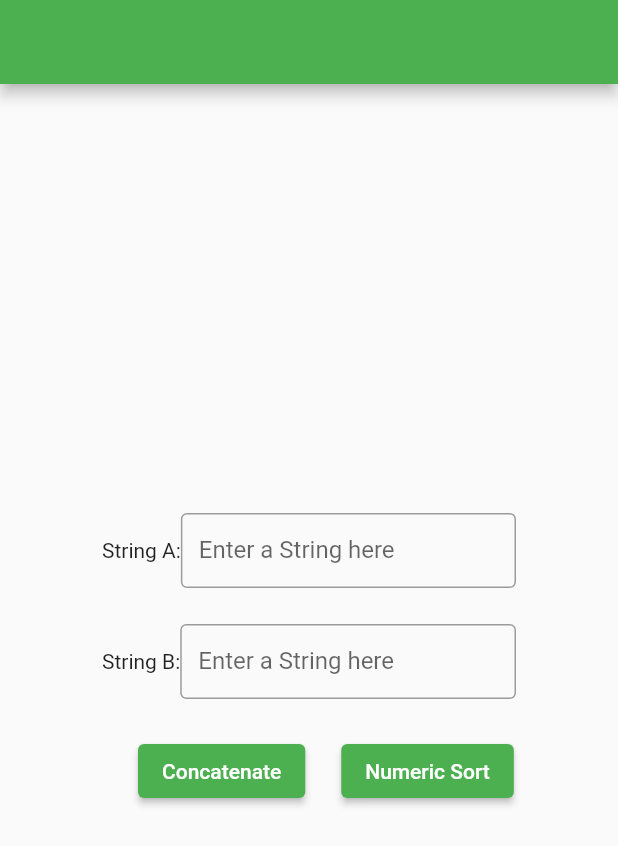
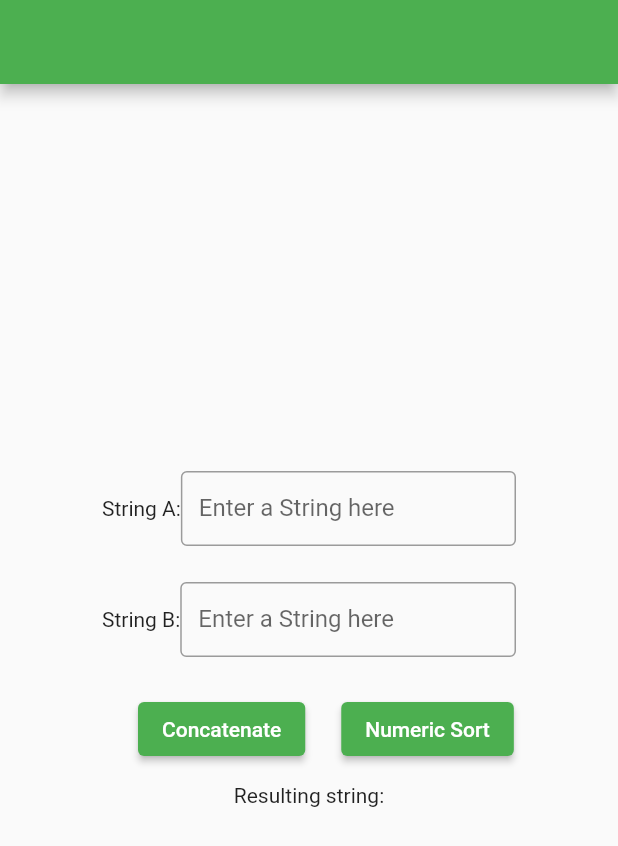
Before and after one commit to finicu212/flutter-clothing-store, a Flutter app: the StringOpsPage screen opened directly with empty values, after a tap on "Concatenate", on a phone screen of 412 x 824 dp. Shown: the top 846 px of the screen. Run offline on Flutter 3.47's test engine with Material 2 defaults, Android fonts, the phone set to English and light mode, and no system bars.

Commit message:
functionality of 3rd page

```diff
--- a/lib/string-ops.dart
+++ b/lib/string-ops.dart
@@ -30,6 +30,7 @@ class StringOpsPage extends StatefulWidget {
 class _StringOpsPageState extends State<StringOpsPage> {
   final formControllerA = TextEditingController();
   final formControllerB = TextEditingController();
+  String result = "";
 
   @override
   void dispose() {
@@ -39,6 +40,28 @@ class _StringOpsPageState extends State<StringOpsPage> {
     super.dispose();
   }
 
+  String _getFormString()
+  {
+    return formControllerA.value.text + " " + formControllerB.value.text;
+  }
+
+  void _concatenateStrings() {
+    setState(() {
+      result = _getFormString();
+    });
+  }
+
+  void _sortArrays() {
+    setState(() {
+      List<String> stringList = _getFormString().split(" ");
+      List<int> dataListAsInt = stringList.map((data) => int.parse(data)).toList();
+
+      dataListAsInt.sort();
+
+      result = dataListAsInt.join(" ");
+    });
+  }
+
   @override
   Widget build(BuildContext context) {
     return Scaffold(
@@ -46,7 +69,7 @@ class _StringOpsPageState extends State<StringOpsPage> {
         title: Text(widget.title),
       ),
       body: Center(
-        child: Container(
+        child: SizedBox(
           width: 300.0,
           child: Column(
             mainAxisAlignment: MainAxisAlignment.center,
@@ -103,22 +126,25 @@ class _StringOpsPageState extends State<StringOpsPage> {
                       padding: EdgeInsets.all(12.0),
                     ),
                     ElevatedButton(
-                      onPressed: () {
-
-                      },
+                      onPressed: _concatenateStrings,
                       child: const Text("Concatenate")
                     ),
                     const Padding(
                       padding: EdgeInsets.all(12.0),
                     ),
                     ElevatedButton(
-                      onPressed: () {
-
-                      },
+                      onPressed: _sortArrays,
                       child: const Text("Numeric Sort")
                     ),
                   ],
                 ),
+              ),
+              const Text(
+                'Resulting string:',
+              ),
+              Text(
+                '$result',
+                style: Theme.of(context).textTheme.headline4,
               ),
             ],
           ),
```
